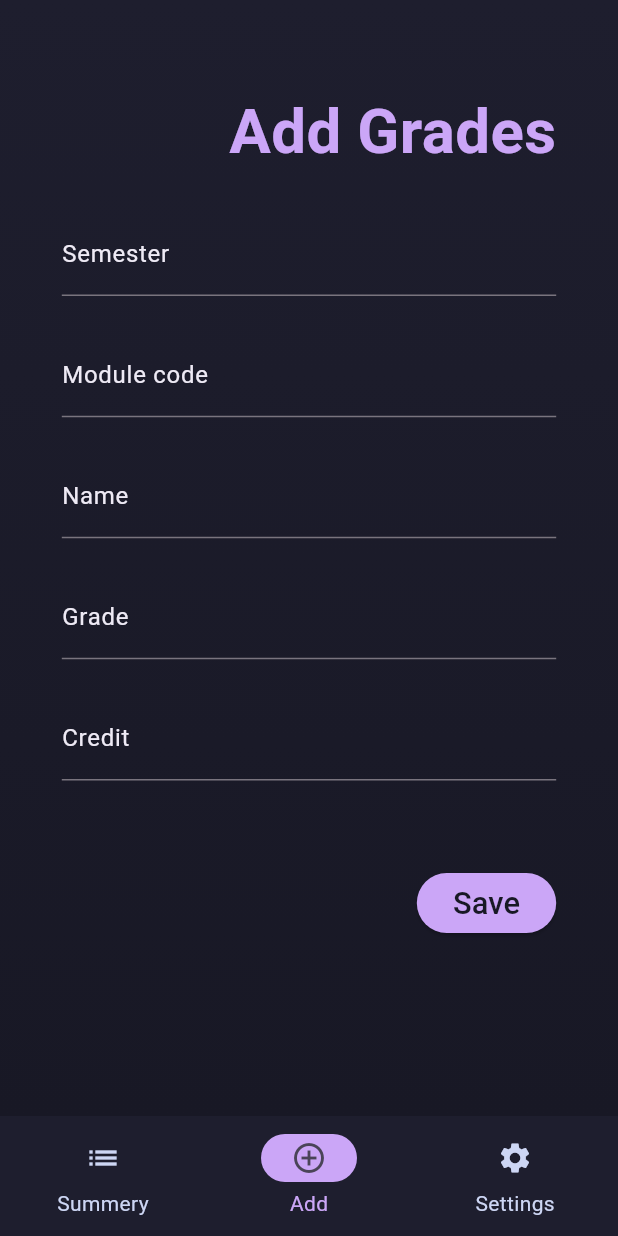
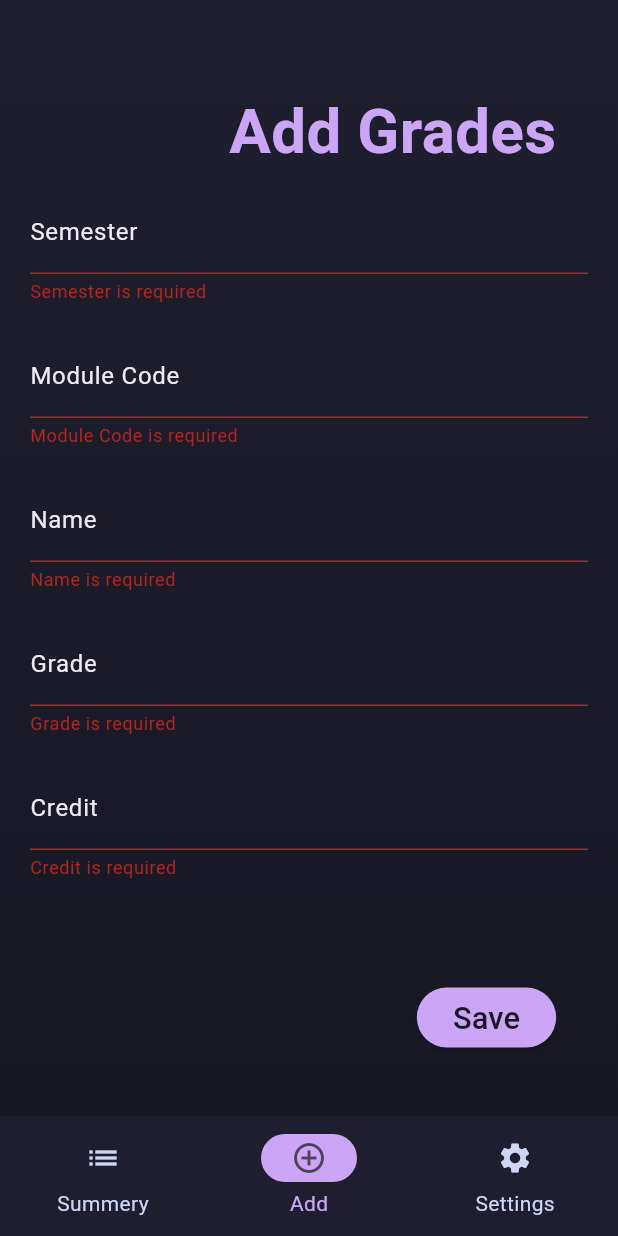
Before and after one commit to RukshanRanasinghe2000/gpa_cal, a Flutter app: the screen it shows after launch, item 2 of the bottom bar chosen, after a tap on "Save", on a phone screen of 412 x 824 dp. Run offline on Flutter 3.47's test engine with Material 3 defaults, Android fonts, the phone set to English and light mode, and no system bars; our stand-ins replace sqflite, sqflite_common_ffi; accounts and stored records are empty.

Commit message:
feat: add validations fix: add final fix for bug in edit data loading.

```diff
--- a/lib/app/components/table.dart
+++ b/lib/app/components/table.dart
@@ -2,6 +2,7 @@ import 'package:flutter/material.dart';
 import 'package:gpa_cal/constant.dart';
 
 import '../data/controllers/subject_controller.dart';
+import '../services/calculate_gpa.dart';
 
 class TableWidget extends StatefulWidget {
   const TableWidget({super.key});
@@ -42,6 +43,9 @@ class _TableWidgetState extends State<TableWidget> {
           (subject['id'] ?? '').toString(),
         ];
       }).toList();
+      print("&&&&&&&&&&&&&&&&&&&&&&&&&&&7");
+      print(rows);
+      print("&&&&&&&&&&&&&&&&&&&&&&&&&&&7");
     });
   }
 
@@ -88,7 +92,10 @@ class _TableWidgetState extends State<TableWidget> {
                 } catch (e) {
                   gradeValue = -1; // Handle non-numeric grades properly
                 }
-                _editRow(context, row[0], row[1], row[2], row[3], row[4], gradeValue);
+                print("^^^^^^^^^^^^^^^^^^^^^^^^^^^^^^^^^^^^^");
+                print(row);
+                print("^^^^^^^^^^^^^^^^^^^^^^^^^^^^^^^^^^^^^");
+                _editRow(context, row[0], row[1], row[2],row[4], row[3], gradeValue);
               },
             ),
         ],
@@ -148,8 +155,7 @@ class _TableWidgetState extends State<TableWidget> {
     );
   }
 
-  void _editRow(BuildContext context, String sem, String code, String module,
-      String grade, String credit, int id) {
+  void _editRow(BuildContext context, String sem, String code, String module, String credit, String grade, int id) {
     TextEditingController semController = TextEditingController(text: sem);
     TextEditingController codeController = TextEditingController(text: code);
     TextEditingController moduleController = TextEditingController(text: module);
@@ -240,21 +246,40 @@ class _TableWidgetState extends State<TableWidget> {
             ),
           ),
           ElevatedButton(
-            onPressed:() async {
+            onPressed: () async {
               String updatedSem = semController.text;
               String updatedCode = codeController.text;
               String updatedModule = moduleController.text;
               String updatedGrade = gradeController.text;
               String updatedCredit = creditController.text;
+
+              // Check if any value has changed
+              if (updatedSem == sem &&
+                  updatedCode == code &&
+                  updatedModule == module &&
+                  updatedGrade == grade &&
+                  updatedCredit == credit) {
+                // Show a SnackBar message
+                ScaffoldMessenger.of(context).showSnackBar(
+                  const SnackBar(
+                    backgroundColor: textSecondaryColor,
+                    content: Text(
+                        "Nothing to update",
+                    ),
+                    duration: Duration(seconds: 2),
+                  ),
+                );
+                return; // Exit without updating
+              }
+
               SubjectController subjectController = SubjectController();
               await subjectController.updateSubject(id, updatedCode, updatedModule, updatedSem, updatedGrade, updatedCredit);
+
               loadAll();
               Navigator.of(context).pop();
-
             },
             style: ButtonStyle(
-              backgroundColor:
-                  WidgetStateProperty.all<Color>(textSecondaryColor),
+              backgroundColor: WidgetStateProperty.all<Color>(textSecondaryColor),
             ),
             child: const Text(
               'Save',
--- a/lib/app/data/controllers/settings_controller.dart
+++ b/lib/app/data/controllers/settings_controller.dart
@@ -40,7 +40,9 @@ class SettingController {
       where: 'grade = ?',
       whereArgs: [grade],
     );
-
+    print("1111111111111111111111111111111");
+    print(result);
+    print("1111111111111111111111111111111");
     // Return GPA value if found, otherwise return null
     return result.isNotEmpty ? result.first['gpa_value'] as double : null;
   }
@@ -79,6 +81,7 @@ class SettingController {
 
       // Re-fetch the settings after inserting default values
       settings = await _db.query('settings');
+
     }
     return settings;
   }
--- a/lib/app/data/controllers/subject_controller.dart
+++ b/lib/app/data/controllers/subject_controller.dart
@@ -79,11 +79,11 @@ class SubjectController {
     // Query the database to fetch only the 'credit' column values
     List<Map<String, dynamic>> result = await _db.query(
       'subject',
-      columns: ['grade'], // Select only the 'credit' column
+      columns: ['credit'], // Select only the 'credit' column
     );
 
     // Extract and return the 'credit' values as a List<String>
-    return result.map((row) => row['grade'] as String).toList();
+    return result.map((row) => row['credit'] as String).toList();
   }
 
   // Update a subject
--- /dev/null
+++ b/lib/app/data/validations.dart
@@ -0,0 +1,31 @@
+class DataValidation {
+  // Validate if the field is empty
+  static String? validateRequired(String? value, String fieldName) {
+    if (value == null || value.trim().isEmpty) {
+      return "$fieldName is required";
+    }
+    return null;
+  }
+
+  // Validate Grade (Only A-F accepted)
+  static String? validateGrade(String? value) {
+    if (value == null || value.trim().isEmpty) {
+      return "Grade is required";
+    }
+    if (!RegExp(r"^[A-Fa-f]$" ).hasMatch(value.trim())) {
+      return "Enter a valid grade (A-F)";
+    }
+    return null;
+  }
+
+  // Validate Credit (Only numeric values allowed)
+  static String? validateCredit(String? value) {
+    if (value == null || value.trim().isEmpty) {
+      return "Credit is required";
+    }
+    if (!RegExp(r"^\d+(\.\d+)?$").hasMatch(value.trim())) {
+      return "Enter a valid number";
+    }
+    return null;
+  }
+}
--- a/lib/app/screens/add.dart
+++ b/lib/app/screens/add.dart
@@ -1,15 +1,16 @@
 import 'package:flutter/material.dart';
 import 'package:gpa_cal/constant.dart';
-
 import '../data/controllers/subject_controller.dart';
 
-class AddInfo extends StatelessWidget {
+class AddInfo extends StatefulWidget {
   const AddInfo({super.key});
 
   @override
-  Widget build(BuildContext context) {
-    double screenWidth = MediaQuery.of(context).size.width;
-    double screenHeight = MediaQuery.of(context).size.height;
+  _AddInfoState createState() => _AddInfoState();
+}
+
+class _AddInfoState extends State<AddInfo> {
+  final _formKey = GlobalKey<FormState>();
 
   final TextEditingController _semesterController = TextEditingController();
   final TextEditingController _moduleCodeController = TextEditingController();
@@ -17,16 +18,85 @@ class AddInfo extends StatelessWidget {
   final TextEditingController _gradeController = TextEditingController();
   final TextEditingController _creditController = TextEditingController();
 
-    void save() {
-      String semester = _semesterController.text;
-      String moduleCode = _moduleCodeController.text;
-      String name = _nameController.text;
-      String grade = _gradeController.text;
-      String credit = _creditController.text;
+  void clearForm() {
+    _semesterController.clear();
+    _moduleCodeController.clear();
+    _nameController.clear();
+    _gradeController.clear();
+    _creditController.clear();
+  }
 
-      SubjectController().addSubject(moduleCode, name, semester, credit, grade);
+  Future<void> save() async {
+    if (!_formKey.currentState!.validate()) {
+      return;
+    }
 
+    bool? confirmSave = await showDialog(
+      context: context,
+      builder: (BuildContext context) {
+        return AlertDialog(
+          backgroundColor: darkBackground,
+          title: const Text(
+            "Confirm Save",
+            style: TextStyle(
+              color: textSecondaryColor,
+              fontFamily: primaryFont,
+            ),
+          ),
+          content: const Text(
+            "Are you sure you want to save this data?",
+            style: TextStyle(
+              color: textParagraph,
+              fontFamily: primaryFont,
+            ),
+          ),
+          actions: [
+            TextButton(
+              style: ButtonStyle(
+                backgroundColor: WidgetStateProperty.all<Color>(textSecondaryColor),
+              ),
+              onPressed: () => Navigator.of(context).pop(false),
+              child: const Text(
+                "Cancel",
+                style: TextStyle(
+                  color: textTableHeader,
+                ),
+              ),
+            ),
+            TextButton(
+              style: ButtonStyle(
+                backgroundColor: WidgetStateProperty.all<Color>(textSecondaryColor),
+              ),
+              onPressed: () => Navigator.of(context).pop(true),
+              child: const Text(
+                "Save",
+                style: TextStyle(
+                  color: textTableHeader,
+                ),
+              ),
+            ),
+          ],
+        );
+      },
+    );
+
+    if (confirmSave == true) {
+      String semester = _semesterController.text.trim();
+      String moduleCode = _moduleCodeController.text.trim();
+      String name = _nameController.text.trim();
+      String grade = _gradeController.text.trim().toUpperCase();
+      String credit = _creditController.text.trim();
+
+      SubjectController().addSubject(moduleCode, name, semester, grade, credit);
+
+      clearForm();
     }
+  }
+
+  @override
+  Widget build(BuildContext context) {
+    double screenWidth = MediaQuery.of(context).size.width;
+    double screenHeight = MediaQuery.of(context).size.height;
 
     return Scaffold(
       backgroundColor: darkBackground,
@@ -37,6 +107,8 @@ class AddInfo extends StatelessWidget {
           decoration: const BoxDecoration(
             gradient: backgroundGradient,
           ),
+          child: Form(
+            key: _formKey,
             child: Column(
               children: [
                 Padding(
@@ -44,7 +116,6 @@ class AddInfo extends StatelessWidget {
                     left: screenWidth * 0.10,
                     right: screenWidth * 0.10,
                     top: screenHeight * 0.07,
-                  bottom: 0,
                   ),
                   child: Align(
                     alignment: Alignment.centerRight,
@@ -59,117 +130,44 @@ class AddInfo extends StatelessWidget {
                     ),
                   ),
                 ),
-              Padding(
-                  padding: EdgeInsets.only(
-                    left: screenWidth * 0.10,
-                    right: screenWidth * 0.10,
-                    top: screenHeight * 0.03,
-                    bottom: 0,
+                _buildTextField("Semester", _semesterController),
+                _buildTextField("Module Code", _moduleCodeController),
+                _buildTextField("Name", _nameController),
+                _buildTextField(
+                  "Grade",
+                  _gradeController,
+                  validator: (value) {
+                    if (value!.isEmpty) return "Grade is required";
+                    if (!RegExp(r"^(A\+|A-|A|B\+|B-|B|C\+|C-|C|D\+|D-|D|E)$", caseSensitive: false).hasMatch(value)) {
+                      return "Enter a valid grade (A+, A, A-, B+, B, ...)";
+                    }
+                    return null;
+                  },
                 ),
-                  child: TextFormField(
-                    controller: _semesterController,
-                    decoration: const InputDecoration(
-                      border: UnderlineInputBorder(),
-                      labelText: 'Semester',
-                      labelStyle: TextStyle(color: textParagraph)
+                _buildTextField(
+                  "Credit",
+                  _creditController,
+                  keyboardType: TextInputType.number,
+                  validator: (value) {
+                    if (value!.isEmpty) return "Credit is required";
+                    if (!RegExp(r"^\d+(\.\d+)?$").hasMatch(value)) {
+                      return "Enter a valid number";
+                    }
+                    return null;
+                  },
                 ),
-                    style: const TextStyle(
-                      color: textParagraph,
-                      fontFamily: primaryFont,
-                    ),
-                  )),
-              Padding(
-                  padding: EdgeInsets.only(
-                    left: screenWidth * 0.10,
-                    right: screenWidth * 0.10,
-                    top: screenHeight * 0.03,
-                    bottom: 0,
-                  ),
-                  child: TextFormField(
-                    controller: _moduleCodeController,
-                    decoration: const InputDecoration(
-                      border: UnderlineInputBorder(),
-                      labelText: 'Module code',
-                      labelStyle: TextStyle(color: textParagraph)
-                    ),
-                    style: const TextStyle(
-                      color: textParagraph,
-                      fontFamily: primaryFont,
-                    ),
-                  )),
-              Padding(
-                  padding: EdgeInsets.only(
-                    left: screenWidth * 0.10,
-                    right: screenWidth * 0.10,
-                    top: screenHeight * 0.03,
-                    bottom: 0,
-                  ),
-                  child: TextFormField(
-                    controller: _nameController,
-                    decoration: const InputDecoration(
-                      border: UnderlineInputBorder(),
-                      labelText: 'Name',
-                      labelStyle: TextStyle(color: textParagraph)
-                    ),
-                    style: const TextStyle(
-                      color: textParagraph,
-                      fontFamily: primaryFont,
-                    ),
-                  )),
-              Padding(
-                  padding: EdgeInsets.only(
-                    left: screenWidth * 0.10,
-                    right: screenWidth * 0.10,
-                    top: screenHeight * 0.03,
-                    bottom: 0,
-                  ),
-                  child: TextFormField(
-                    controller: _gradeController,
-                    decoration: const InputDecoration(
-                      border: UnderlineInputBorder(),
-                      labelText: 'Grade',
-                      labelStyle: TextStyle(color: textParagraph)
-                    ),
-                    style: const TextStyle(
-                      color: textParagraph,
-                      fontFamily: primaryFont,
-                    ),
-                  )),
-              Padding(
-                  padding: EdgeInsets.only(
-                    left: screenWidth * 0.10,
-                    right: screenWidth * 0.10,
-                    top: screenHeight * 0.03,
-                    bottom: 0,
-                  ),
-                  child: TextFormField(
-                    controller: _creditController,
-                    decoration: const InputDecoration(
-                        border: UnderlineInputBorder(),
-                        labelText: 'Credit',
-                        labelStyle: TextStyle(color: textParagraph)
-                    ),
-                    style: const TextStyle(
-                      color: textParagraph,
-                      fontFamily: primaryFont,
-                    ),
-                  )),
                 Padding(
                   padding: EdgeInsets.only(
                     left: screenWidth * 0.10,
                     right: screenWidth * 0.10,
                     top: screenHeight * 0.07,
-                    bottom: 0,
                   ),
                   child: Align(
                     alignment: Alignment.centerRight,
                     child: ElevatedButton(
-                        onPressed: () {
-                          save();
-                        },
+                      onPressed: save,
                       style: ButtonStyle(
-                          backgroundColor:
-                              WidgetStateProperty.all(textSecondaryColor),
+                        backgroundColor: WidgetStateProperty.all(textSecondaryColor),
                       ),
                       child: Text(
                         "Save",
@@ -178,9 +176,45 @@ class AddInfo extends StatelessWidget {
                           fontSize: screenWidth * 0.05,
                         ),
                       ),
-                      )))
+                    ),
+                  ),
+                )
               ],
             ),
-        )));
+          ),
+        ),
+      ),
+    );
+  }
+
+  Widget _buildTextField(
+      String label,
+      TextEditingController controller, {
+        TextInputType keyboardType = TextInputType.text,
+        String? Function(String?)? validator,
+      }) {
+    return Padding(
+      padding: const EdgeInsets.symmetric(horizontal: 20, vertical: 10),
+      child: TextFormField(
+        controller: controller,
+        keyboardType: keyboardType,
+        validator: validator ??
+                (value) {
+              if (value!.isEmpty) {
+                return "$label is required";
+              }
+              return null;
+            },
+        decoration: InputDecoration(
+          border: const UnderlineInputBorder(),
+          labelText: label,
+          labelStyle: const TextStyle(color: textParagraph),
+        ),
+        style: const TextStyle(
+          color: textParagraph,
+          fontFamily: primaryFont,
+        ),
+      ),
+    );
   }
 }
--- a/lib/app/services/calculate_gpa.dart
+++ b/lib/app/services/calculate_gpa.dart
@@ -10,6 +10,10 @@ class GPAService {
     int total = 0;
     SubjectController subjectController = SubjectController();
     List<String> creditList = await subjectController.getAllCredits();
+
+    print("^^^^^^^^^^^^creditList");
+    print(creditList);
+    print("^^^^^^^^^^^^creditList");
 
     // Convert each credit from String to int and add to total
     for (String credit in creditList) {
@@ -29,13 +33,18 @@ class GPAService {
     SettingController settingController = SettingController();
 
     List<Map<String, dynamic>> subjects = await subjectController.getAllSubjects();
-
+    print("!!%%%%%%%%%%%%%%%%%%%%%%%%%%%%%%%%%%");
+    print(subjects);
+    print("!!%%%%%%%%%%%%%%%%%%%%%%%%%%%%%%%%%%");
 
 
     for (var subject in subjects) {
-      double? gpaValue = await settingController.getGpaValueByGrade(subject['credit']);
+      double? gpaValue = await settingController.getGpaValueByGrade(subject['grade'].toString());
+      print("!!!********************");
+      print(gpaValue);
+      print("!!!********************");
       if (gpaValue != null) {
-        totalGradePoint += int.parse(subject['grade'])* gpaValue.toDouble();
+        totalGradePoint += int.parse(subject['credit'])* gpaValue.toDouble();
       }
     }
 
@@ -49,6 +58,9 @@ class GPAService {
   Future<String> getFinalGPA() async {
     double totalGradePoint = await getTotalGradePoint();
     int totalCredits = await getTotalCredits();
+    print("#############################3");
+    print(totalGradePoint);
+    print("#############################3");
     return (totalGradePoint/totalCredits).toStringAsFixed(2);
   }
 }
```
Lines whose indentation alone changed are shown as unchanged.
